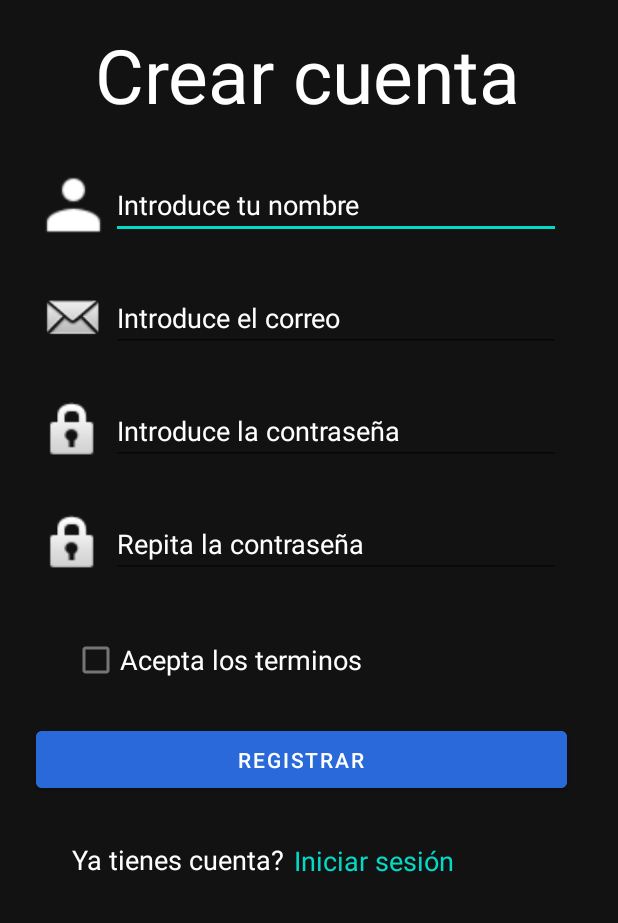
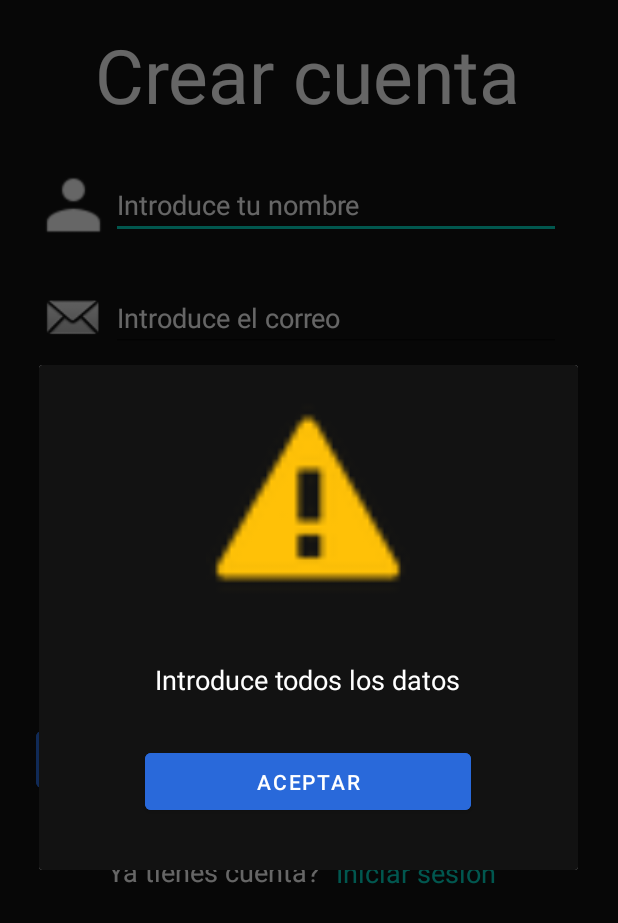
Before and after one commit to cristian-ramirez99/AppMovil, an Android app: the Registrar screen opened directly, with no data from a screen before it, after a tap on "REGISTRAR", on a phone screen of 412 x 824 dp. Shown: the top 923 px of the screen. Run offline under Robolectric (Android 15) with nearby library versions, the phone set to English and light mode, and no system bars.

```diff
--- a/app/src/main/java/com/example/sintesis/Dashboard.java
+++ b/app/src/main/java/com/example/sintesis/Dashboard.java
@@ -10,5 +10,7 @@ public class Dashboard extends AppCompatActivity {
     protected void onCreate(Bundle savedInstanceState) {
         super.onCreate(savedInstanceState);
         setContentView(R.layout.activity_dashboard);
+
+
     }
 }
--- a/app/src/main/java/com/example/sintesis/Login.java
+++ b/app/src/main/java/com/example/sintesis/Login.java
@@ -2,11 +2,14 @@ package com.example.sintesis;
 
 import androidx.appcompat.app.AppCompatActivity;
 
+import android.app.AlertDialog;
+import android.app.Dialog;
 import android.content.Intent;
 import android.os.Bundle;
 import android.view.View;
 import android.widget.Button;
 import android.widget.EditText;
+import android.widget.TextView;
 import android.widget.Toast;
 
 public class Login extends AppCompatActivity {
@@ -15,17 +18,23 @@ public class Login extends AppCompatActivity {
     private Button btnRegistrar;
     private Button btnLogin;
 
+    private Dialog dialog;
+    private AlertDialog.Builder dialogBuilder;
+    private TextView tvMensaje;
+    private Button btnAceptar;
+
     @Override
     protected void onCreate(Bundle savedInstanceState) {
         super.onCreate(savedInstanceState);
         setContentView(R.layout.activity_login);
 
-        //Obtener referencia de la parte visual
+        //Obtener referencia de los widgets
         btnRegistrar = findViewById(R.id.btnRegistrarLogin);
         btnLogin = findViewById(R.id.btnLoginLogin);
         etCorreo = findViewById(R.id.etCorreoLogin);
         etPassword = findViewById(R.id.etPasswordLogin);
 
+        //Hacer login onClick
         btnLogin.setOnClickListener(new View.OnClickListener() {
             @Override
             public void onClick(View v) {
@@ -33,6 +42,7 @@ public class Login extends AppCompatActivity {
             }
         });
 
+        //Ir a la activity registrar onClick
         btnRegistrar.setOnClickListener(new View.OnClickListener() {
             @Override
             public void onClick(View v) {
@@ -42,25 +52,54 @@ public class Login extends AppCompatActivity {
     }
 
     private void login() {
+        //Obtener referencia de texto de los widgets
         String correo = etCorreo.getText().toString();
         String password = etPassword.getText().toString();
 
+        //Si hay campos vacios muestro modal
         if (correo.isEmpty() || password.isEmpty()) {
-            Toast.makeText(this, "Introduce todos los datos", Toast.LENGTH_SHORT).show();
+            String mensaje = getString(R.string.error_campos_vacios);
+            open_modal(mensaje);
             return;
         }
 
-        //Si hago login correctamente, cambio de activit a dashboard
+        //Si hago login correctamente, cambio de activity a dashboard
         change_activity_to_dashboard();
     }
 
+    //activity_login -> acivity_registrar
     private void change_activity_to_registrar() {
         Intent intent = new Intent(this, Registrar.class);
         startActivity(intent);
     }
 
+    //activity_login -> acivity_dashboard
     private void change_activity_to_dashboard() {
         Intent intent = new Intent(this, Dashboard.class);
         startActivity(intent);
     }
+
+    private void open_modal(String mensaje) {
+        dialogBuilder = new AlertDialog.Builder(this);
+        final View modalView = getLayoutInflater().inflate(R.layout.activity_error, null);
+
+        //View de los widgets del modal
+        btnAceptar = modalView.findViewById(R.id.btnAceptarError);
+        tvMensaje = modalView.findViewById(R.id.tvMensajeError);
+
+        //Cambiamos el mensaje
+        tvMensaje.setText(mensaje);
+
+        //Cerra modal onClick
+        btnAceptar.setOnClickListener(new View.OnClickListener() {
+            @Override
+            public void onClick(View v) {
+                dialog.dismiss();
+            }
+        });
+
+        dialogBuilder.setView(modalView);
+        dialog = dialogBuilder.create();
+        dialog.show();
+    }
 }
--- a/app/src/main/java/com/example/sintesis/Registrar.java
+++ b/app/src/main/java/com/example/sintesis/Registrar.java
@@ -2,6 +2,8 @@ package com.example.sintesis;
 
 import androidx.appcompat.app.AppCompatActivity;
 
+import android.app.AlertDialog;
+import android.app.Dialog;
 import android.content.Intent;
 import android.os.Bundle;
 import android.view.View;
@@ -20,11 +22,18 @@ public class Registrar extends AppCompatActivity {
     private CheckBox cbTerminos;
     private Button btnRegistrar;
 
+
+    private Dialog dialog;
+    private AlertDialog.Builder dialogBuilder;
+    private TextView tvMensaje;
+    private Button btnAceptar;
+
     @Override
     protected void onCreate(Bundle savedInstanceState) {
         super.onCreate(savedInstanceState);
         setContentView(R.layout.activity_registrar);
 
+        //Obtener referencia de los widgets
         txtvLogin = findViewById(R.id.tvLoginRegistrar);
         etNombre = findViewById(R.id.etNombreRegistrar);
         etCorreo = findViewById(R.id.etCorreoRegistrar);
@@ -49,26 +58,32 @@ public class Registrar extends AppCompatActivity {
     }
 
     private void registrar() {
+        //Obtener referencia de texto de los widgets
         String nombre = etNombre.getText().toString();
         String correo = etCorreo.getText().toString();
         String password = etPassword.getText().toString();
         String repetirPassword = etRepetirPassword.getText().toString();
+
+        //Obtner si terminos checked
         boolean terminosAceptados = cbTerminos.isChecked();
 
         //Si campos vacios
         if (nombre.isEmpty() || correo.isEmpty() || password.isEmpty() || repetirPassword.isEmpty()) {
-            Toast.makeText(this, "Introduce todos los datos", Toast.LENGTH_SHORT).show();
+            String mensaje = getString(R.string.error_campos_vacios);
+            open_modal(mensaje);
             return;
         }
         //Si las passwords no coinciden
         if (!password.equals(repetirPassword)) {
-            Toast.makeText(this, "Contraseñas no coinciden", Toast.LENGTH_SHORT).show();
+            String mensaje = getString(R.string.error_passwords_diferentes);
+            open_modal(mensaje);
             return;
         }
 
         //Si no se han aceptado los terminos
         if (!terminosAceptados) {
-            Toast.makeText(this, "No has aceptado los terminos", Toast.LENGTH_SHORT).show();
+            String mensaje = getString(R.string.error_terminos_sin_aceptar);
+            open_modal(mensaje);
             return;
         }
 
@@ -80,4 +95,28 @@ public class Registrar extends AppCompatActivity {
         Intent intent = new Intent(this, Login.class);
         startActivity(intent);
     }
+
+    private void open_modal(String mensaje) {
+        dialogBuilder = new AlertDialog.Builder(this);
+        final View modalView = getLayoutInflater().inflate(R.layout.activity_error, null);
+
+        //View de los widgets del modal
+        btnAceptar = modalView.findViewById(R.id.btnAceptarError);
+        tvMensaje = modalView.findViewById(R.id.tvMensajeError);
+
+        //Cambiamos el mensaje
+        tvMensaje.setText(mensaje);
+
+        //Cerra modal onClick
+        btnAceptar.setOnClickListener(new View.OnClickListener() {
+            @Override
+            public void onClick(View v) {
+                dialog.dismiss();
+            }
+        });
+
+        dialogBuilder.setView(modalView);
+        dialog = dialogBuilder.create();
+        dialog.show();
+    }
 }
--- a/app/src/main/res/layout/activity_error.xml
+++ b/app/src/main/res/layout/activity_error.xml
@@ -4,6 +4,56 @@
     xmlns:tools="http://schemas.android.com/tools"
     android:layout_width="match_parent"
     android:layout_height="match_parent"
-    tools:context=".modal.error">
+    tools:context=".modal.error"
+    android:background="@color/dark_theme">
+
+    <ImageView
+        android:id="@+id/ivAlertError"
+        android:layout_width="136dp"
+        android:layout_height="136dp"
+        app:layout_constraintBottom_toBottomOf="parent"
+        app:layout_constraintEnd_toEndOf="parent"
+        app:layout_constraintHorizontal_bias="0.498"
+        app:layout_constraintStart_toStartOf="parent"
+        app:layout_constraintTop_toTopOf="parent"
+        app:layout_constraintVertical_bias="0.112"
+        app:srcCompat="@android:drawable/stat_notify_error"
+        app:tint="@color/warning" />
+
+    <TextView
+        android:id="@+id/tvMensajeError"
+        android:layout_width="262dp"
+        android:layout_height="38dp"
+        android:layout_marginTop="32dp"
+        android:gravity="center"
+        android:textAlignment="center"
+        android:textColor="@color/white"
+        android:textSize="18sp"
+        app:layout_constraintEnd_toEndOf="parent"
+        app:layout_constraintHorizontal_bias="0.496"
+        app:layout_constraintStart_toStartOf="parent"
+        app:layout_constraintTop_toBottomOf="@+id/ivAlertError" />
+
+    <Button
+        android:id="@+id/btnAceptarError"
+        android:layout_width="217dp"
+        android:layout_height="50dp"
+        android:layout_marginTop="24dp"
+        android:backgroundTint="@color/btn_azul"
+        android:text="@string/btn_aceptar"
+        app:layout_constraintEnd_toEndOf="parent"
+        app:layout_constraintHorizontal_bias="0.497"
+        app:layout_constraintStart_toStartOf="parent"
+        app:layout_constraintTop_toBottomOf="@+id/tvMensajeError" />
+
+    <TextView
+        android:id="@+id/textView2"
+        android:layout_width="239dp"
+        android:layout_height="18dp"
+        android:layout_marginTop="16dp"
+        app:layout_constraintEnd_toEndOf="parent"
+        app:layout_constraintHorizontal_bias="0.504"
+        app:layout_constraintStart_toStartOf="parent"
+        app:layout_constraintTop_toBottomOf="@+id/btnAceptarError" />
 
 </androidx.constraintlayout.widget.ConstraintLayout>
--- a/app/src/main/res/layout/activity_registrar.xml
+++ b/app/src/main/res/layout/activity_registrar.xml
@@ -36,8 +36,8 @@
         android:id="@+id/tvTienesCuentaRegistrar"
         android:layout_width="148dp"
         android:layout_height="28dp"
-        android:layout_marginStart="48dp"
-        android:layout_marginTop="28dp"
+        android:layout_marginStart="72dp"
+        android:layout_marginTop="36dp"
         android:gravity="center"
         android:text="@string/tienes_cuenta"
         android:textAlignment="textStart"
@@ -50,7 +50,8 @@
         android:id="@+id/tvLoginRegistrar"
         android:layout_width="124dp"
         android:layout_height="29dp"
-        android:layout_marginTop="28dp"
+        android:layout_marginStart="4dp"
+        android:layout_marginTop="36dp"
         android:gravity="center"
         android:text="@string/login"
         android:textAlignment="textStart"
--- a/app/src/main/res/values/colors.xml
+++ b/app/src/main/res/values/colors.xml
@@ -11,4 +11,6 @@
     <color name="azul_link">#03DAC6</color>
     <color name="btn_azul">#2969DA</color>
     <color name="btn_amarillo">#DFA81C</color>
+    <color name="warning">#FFC107</color>
+    <color name="danger">#C62828</color>
 </resources>
--- a/app/src/main/res/values/strings.xml
+++ b/app/src/main/res/values/strings.xml
@@ -10,6 +10,7 @@
     <!--Buttons-->
     <string name="btn_no_account">No tienes cuenta? Registrate ahora</string>
     <string name="btn_registrar">Registrar</string>
+    <string name="btn_aceptar">Aceptar</string>
 
     <!--Checkbox-->
     <string name="cb_aceptar_terminos">Acepta los terminos </string>
@@ -19,4 +20,9 @@
     <string name="placeholder_password">Introduce la contraseña</string>
     <string name="placeholder_nombre">Introduce tu nombre</string>
     <string name="placeholder_repeat_password">Repita la contraseña</string>
+
+    <!--Control de errores-->
+    <string name="error_campos_vacios">Introduce todos los datos</string>
+    <string name="error_passwords_diferentes">Contraseñas no coinciden</string>
+    <string name="error_terminos_sin_aceptar">Debes aceptar los terminos</string>
 </resources>
```
